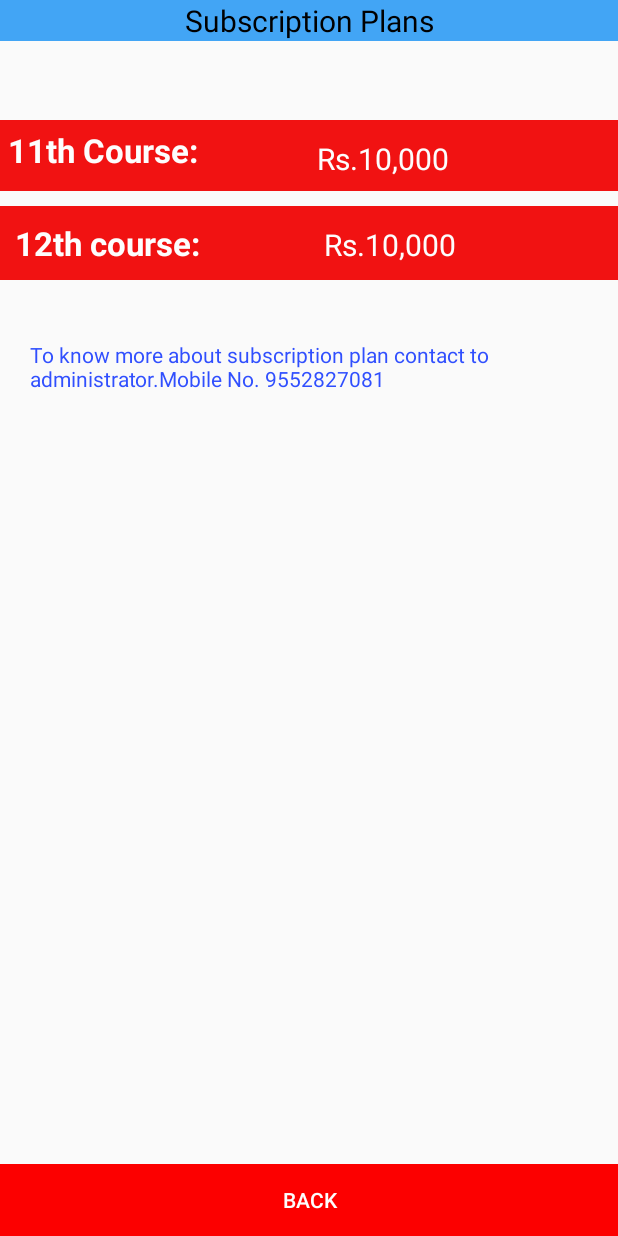
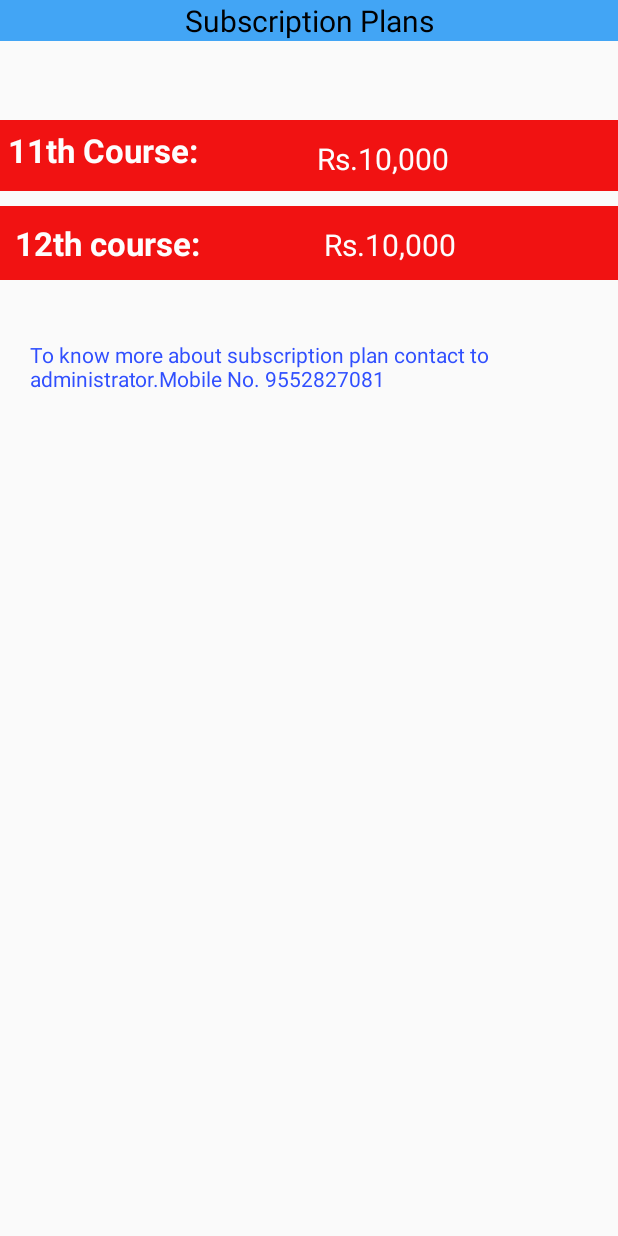
Before and after one commit to h-rshada/YDAcademy, an Android app: the layout activity_subscription_plan.xml on its own in the app's theme, with its tools: preview values and no code run, on a phone screen of 412 x 824 dp. Run offline under Robolectric (Android 15) with nearby library versions, the phone set to English and light mode, and no system bars; network calls fail.

```diff
--- a/app/src/main/res/layout/activity_subscription_plan.xml
+++ b/app/src/main/res/layout/activity_subscription_plan.xml
@@ -88,12 +88,5 @@
             android:textColor="#304FFE" />
     </LinearLayout>
 
-    <Button
-        android:id="@+id/btnBack"
-        android:layout_width="match_parent"
-        android:layout_height="wrap_content"
-        android:layout_alignParentBottom="true"
-        android:background="@color/colorPrimaryDark"
-        android:text="back"
-        android:textColor="@color/white" />
+
 </RelativeLayout>
--- a/app/src/main/res/layout/dialog_subscription.xml
+++ b/app/src/main/res/layout/dialog_subscription.xml
@@ -10,7 +10,7 @@
         android:layout_height="wrap_content"
         android:layout_marginTop="15dp"
         android:gravity="center"
-        android:text="To solve more test you have to subscribe."
+        android:text="To solved more test and view result you have to subscribe."
         android:textColor="@color/black"
         android:textSize="20dp" />
 
```
Also changed, not shown: app/src/main/AndroidManifest.xml (+20 -1 lines), app/src/main/java/com/ydacademy/dell/Yashodeep2/DescriptionActivity.java (+9 -9 lines), app/src/main/java/com/ydacademy/dell/Yashodeep2/SubscriptionPlan.java (+5 -15 lines), 1 other file.
